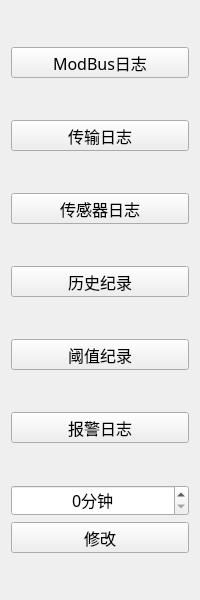
This is IDC_TestSystem/SI-BusBar/bus_toolbox/buslogstoolwid.ui in ChinaClever/IDC_TestSystem as Qt 5 draws it before an edit. The edited form follows.
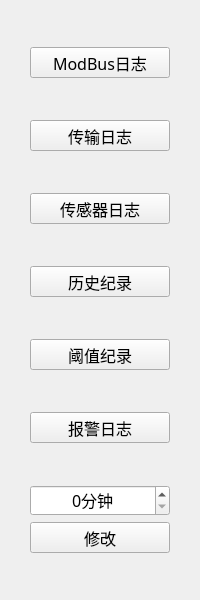
This is the edited form.

Diff of the .ui file:
```diff
--- a/IDC_TestSystem/SI-BusBar/bus_toolbox/buslogstoolwid.ui
+++ b/IDC_TestSystem/SI-BusBar/bus_toolbox/buslogstoolwid.ui
@@ -20,6 +20,12 @@
    <string>Form</string>
   </property>
   <layout class="QVBoxLayout" name="verticalLayout">
+   <property name="leftMargin">
+    <number>30</number>
+   </property>
+   <property name="rightMargin">
+    <number>30</number>
+   </property>
    <item>
     <spacer name="verticalSpacer">
      <property name="orientation">
```
